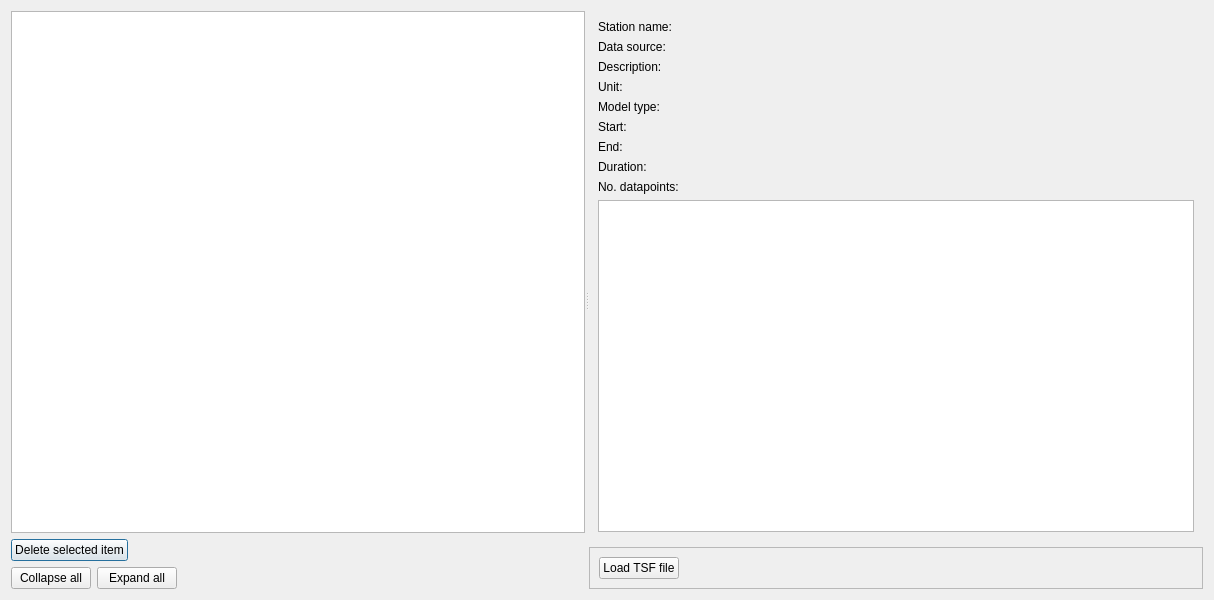
ahellers/GravTools, file gravtools/gui/dialog_correction_time_series.ui: the form before one commit.
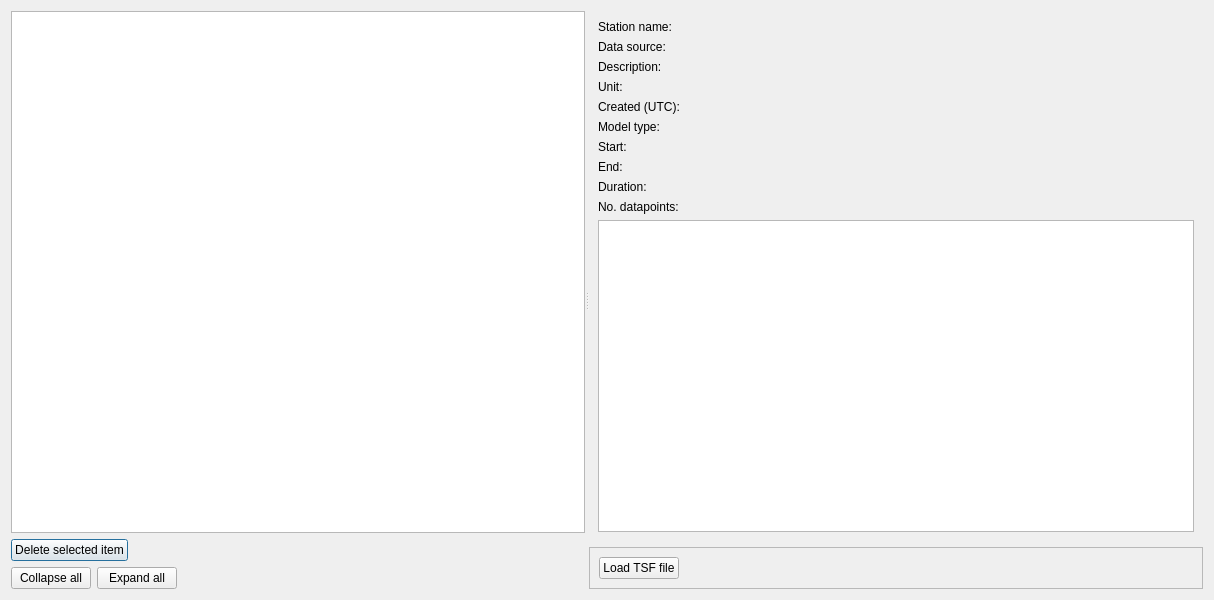
The form after the commit. The open tabs and pages were chosen to show the change. Custom widgets are drawn as their Qt base class.

Commit message: Finished implementation of tidal corrections from time series. Added option to load multiple CG5 observation files at once with one file selection dialog.

Diff of the .ui file:
```diff
--- a/gravtools/gui/dialog_correction_time_series.ui
+++ b/gravtools/gui/dialog_correction_time_series.ui
@@ -227,70 +227,70 @@
                </property>
               </widget>
              </item>
-             <item row="4" column="0">
+             <item row="5" column="0">
               <widget class="QLabel" name="label_10">
                <property name="text">
                 <string>Model type:</string>
                </property>
               </widget>
              </item>
-             <item row="4" column="1">
+             <item row="5" column="1">
               <widget class="QLabel" name="label_station_model_type">
                <property name="text">
                 <string/>
                </property>
               </widget>
              </item>
-             <item row="5" column="0">
+             <item row="6" column="0">
               <widget class="QLabel" name="label_7">
                <property name="text">
                 <string>Start:</string>
                </property>
               </widget>
              </item>
-             <item row="5" column="1">
+             <item row="6" column="1">
               <widget class="QLabel" name="label_station_start">
                <property name="text">
                 <string/>
                </property>
               </widget>
              </item>
-             <item row="6" column="0">
+             <item row="7" column="0">
               <widget class="QLabel" name="label_8">
                <property name="text">
                 <string>End:</string>
                </property>
               </widget>
              </item>
-             <item row="6" column="1">
+             <item row="7" column="1">
               <widget class="QLabel" name="label_station_end">
                <property name="text">
                 <string/>
                </property>
               </widget>
              </item>
-             <item row="7" column="0">
+             <item row="8" column="0">
               <widget class="QLabel" name="label_9">
                <property name="text">
                 <string>Duration:</string>
                </property>
               </widget>
              </item>
-             <item row="7" column="1">
+             <item row="8" column="1">
               <widget class="QLabel" name="label_station_duration">
                <property name="text">
                 <string/>
                </property>
               </widget>
              </item>
-             <item row="8" column="0">
+             <item row="9" column="0">
               <widget class="QLabel" name="label_12">
                <property name="text">
                 <string>No. datapoints:</string>
                </property>
               </widget>
              </item>
-             <item row="8" column="1">
+             <item row="9" column="1">
               <widget class="QLabel" name="label_station_nuber_of_datapoints">
                <property name="text">
                 <string/>
@@ -306,6 +306,29 @@
              </item>
              <item row="0" column="1">
               <widget class="QLabel" name="label_station_station_name">
+               <property name="toolTip">
+                <string>Station name.</string>
+               </property>
+               <property name="text">
+                <string/>
+               </property>
+              </widget>
+             </item>
+             <item row="4" column="0">
+              <widget class="QLabel" name="label_13">
+               <property name="toolTip">
+                <string>Date and time (UTC) when the time series data was loaded to GravTools.</string>
+               </property>
+               <property name="text">
+                <string>Created (UTC):</string>
+               </property>
+              </widget>
+             </item>
+             <item row="4" column="1">
+              <widget class="QLabel" name="label_station_created">
+               <property name="toolTip">
+                <string>Date and time (UTC) when the time series data was loaded to GravTools.</string>
+               </property>
                <property name="text">
                 <string/>
                </property>
```
Left out of the diff: 73 changed lines with no effect on the pictures. The commit also changes 10 other files.
